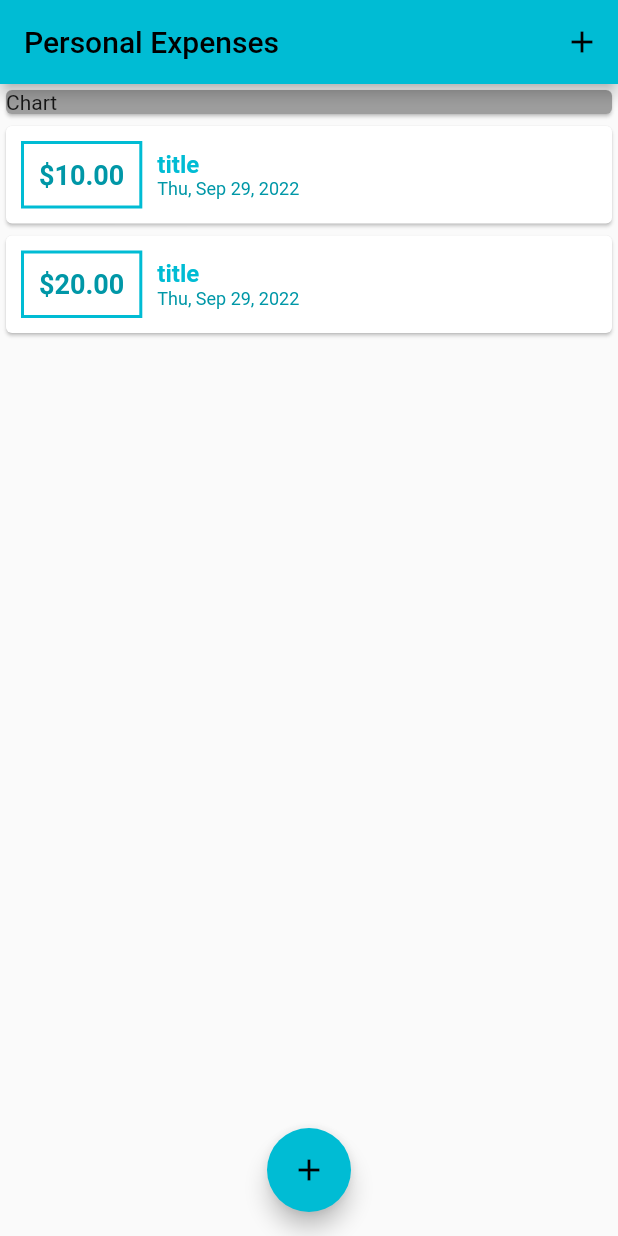
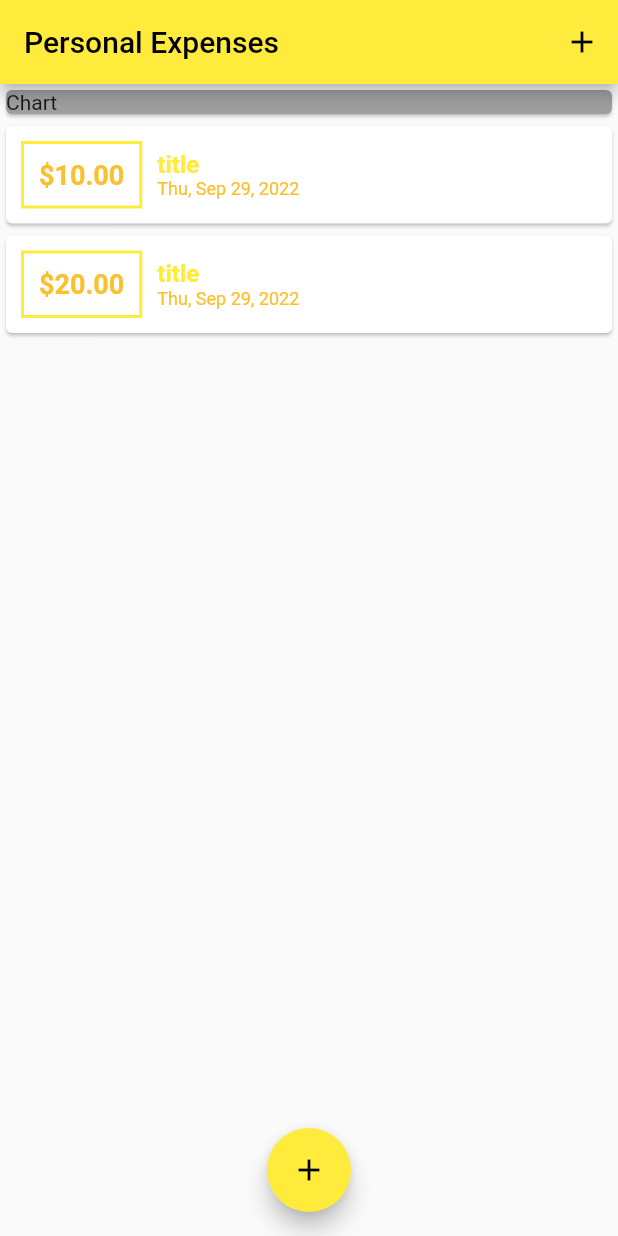
Before and after one commit to JohanPochampally/Personal-Expense-Tracker-App, a Flutter app: the screen it shows after launch, on a phone screen of 412 x 824 dp. Run offline on Flutter 3.47's test engine with Material 2 defaults, Android fonts, the phone set to English and light mode, and no system bars.

Commit message:
color changed to yellow

```diff
--- a/lib/main.dart
+++ b/lib/main.dart
@@ -11,7 +11,7 @@ class MyApp extends StatelessWidget {
     return MaterialApp(
       title: 'Personal Expenses App',
       theme: ThemeData(
-        primarySwatch: Colors.cyan,
+        primarySwatch: Colors.yellow,
       ),
       home: MyHomePage(),
     );
```
